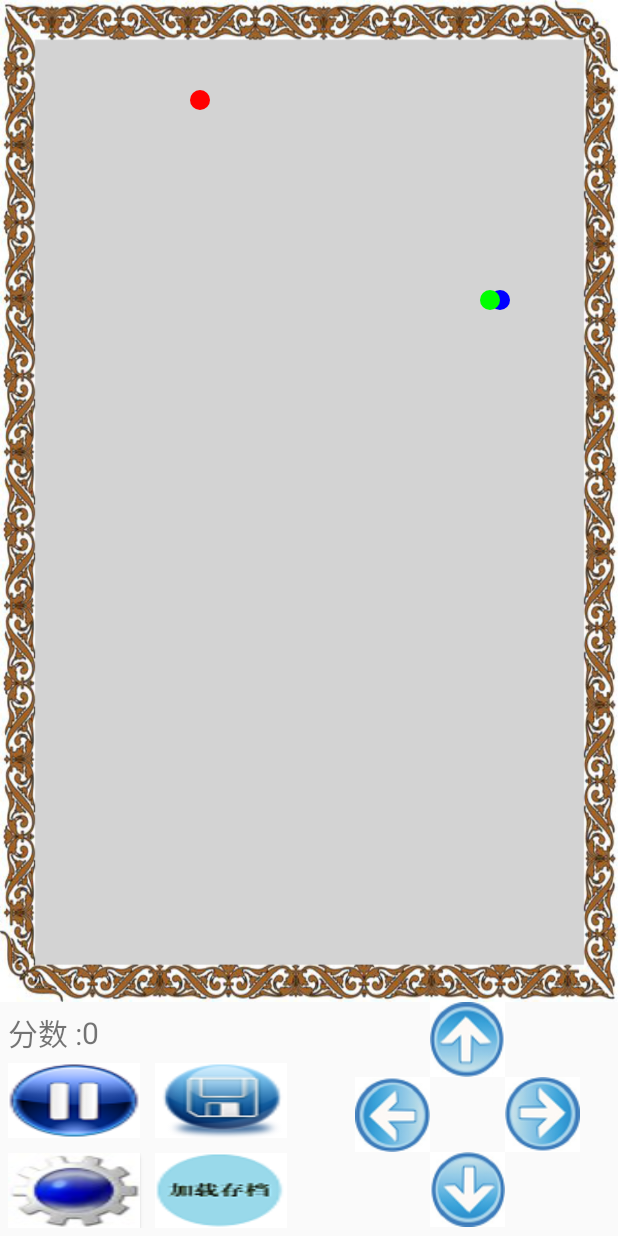
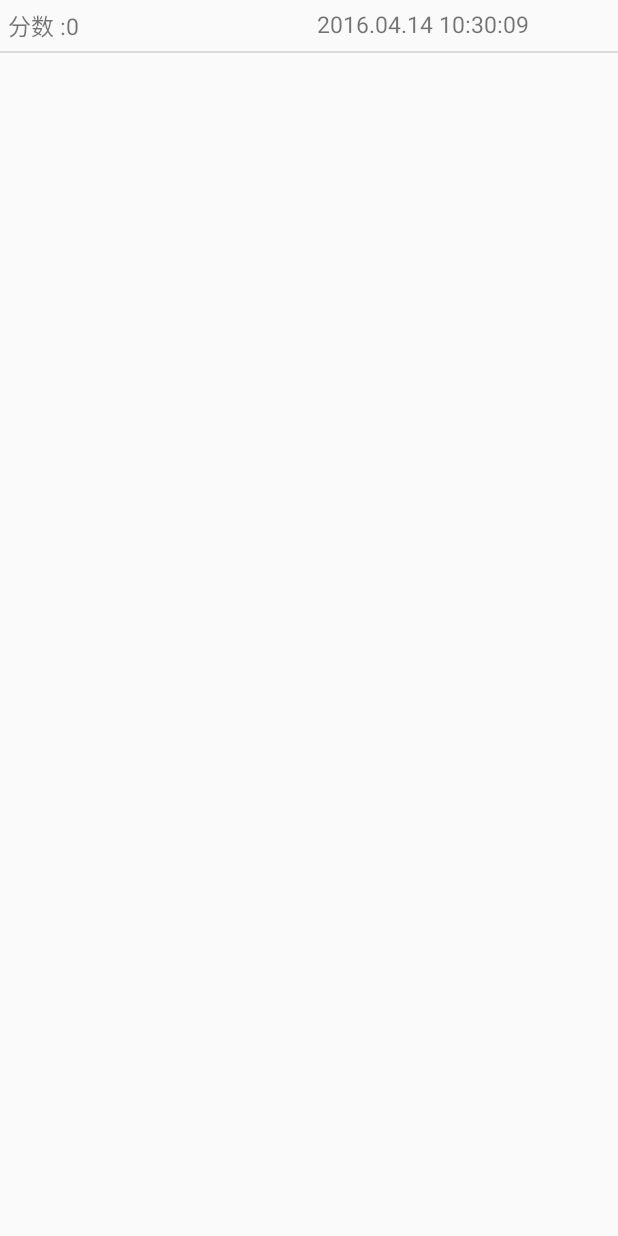
Before and after one commit to liangshui999/RetroSnaker, an Android app: the screen it shows after launch (MainActivity before the commit, ScoreRecordActivity after it), after a tap on an icon or button, on a phone screen of 412 x 824 dp. Run offline under Robolectric (Android 15) with nearby library versions, the phone set to English and light mode, and no system bars; our stand-ins replace ButterKnife; 2 other taps on this screen came first.

Commit message:
存档功能做完

```diff
--- a/app/src/main/AndroidManifest.xml
+++ b/app/src/main/AndroidManifest.xml
@@ -20,6 +20,7 @@
             </intent-filter>
         </activity>
         <activity android:name="com.example.asus_cp.activity.ConfigActivity"/>
+        <activity android:name=".ScoreRecordActivity"/>
     </application>
 
 </manifest>
--- /dev/null
+++ b/app/src/main/java/com/example/asus_cp/activity/ScoreRecordActivity.java
@@ -0,0 +1,46 @@
+package com.example.asus_cp.activity;
+
+import android.app.ListActivity;
+import android.content.Intent;
+import android.os.Bundle;
+import android.view.View;
+import android.widget.AdapterView;
+import android.widget.ListView;
+
+import com.example.asus_cp.adapter.RecordAdapter;
+import com.example.asus_cp.model.ScoreRecord;
+import com.example.asus_cp.service.RecordService;
+
+import java.util.List;
+
+/**
+ * Created by asus-cp on 2016-04-14.
+ */
+public class ScoreRecordActivity extends ListActivity {
+    private RecordService recordService;
+    private List<ScoreRecord>records;
+    private RecordAdapter adapter;
+    private ListView listView;
+
+    //position的key
+    public static final String TIME_KEY ="positionKey";
+    @Override
+    protected void onCreate(Bundle savedInstanceState) {
+        super.onCreate(savedInstanceState);
+        listView=getListView();
+        recordService=new RecordService();
+        records=recordService.queryAllRecords();
+        adapter=new RecordAdapter(this,records);
+        setListAdapter(adapter);
+        listView.setOnItemClickListener(new AdapterView.OnItemClickListener() {
+            @Override
+            public void onItemClick(AdapterView<?> parent, View view, int position, long id) {
+                Intent intent=new Intent();
+                intent.putExtra(TIME_KEY,records.get(position).getTime());
+                setResult(RESULT_OK, intent);//返回数据给上一个活动
+                finish();
+            }
+        });
+    }
+
+}
--- /dev/null
+++ b/app/src/main/java/com/example/asus_cp/adapter/RecordAdapter.java
@@ -0,0 +1,68 @@
+package com.example.asus_cp.adapter;
+
+import android.content.Context;
+import android.view.LayoutInflater;
+import android.view.View;
+import android.view.ViewGroup;
+import android.widget.BaseAdapter;
+import android.widget.TextView;
+
+import com.example.asus_cp.activity.R;
+import com.example.asus_cp.model.ScoreRecord;
+
+import java.util.List;
+
+/**
+ * Created by asus-cp on 2016-04-14.
+ */
+public class RecordAdapter extends BaseAdapter {
+    private Context context;
+    private LayoutInflater inflater;
+    private List<ScoreRecord>records;
+
+    public RecordAdapter(Context context,List<ScoreRecord> records) {
+        this.context = context;
+        inflater=LayoutInflater.from(context);
+        this.records = records;
+    }
+
+    public RecordAdapter(){}
+    @Override
+    public int getCount() {
+        return records.size();
+    }
+
+    @Override
+    public Object getItem(int position) {
+        return records.get(position);
+    }
+
+    @Override
+    public long getItemId(int position) {
+        return position;
+    }
+
+    @Override
+    public View getView(int position, View convertView, ViewGroup parent) {
+        View view=convertView;
+        ViewHolder viewHolder=null;
+        if(view==null){
+            view=inflater.inflate(R.layout.record_item_layout,null);
+            viewHolder=new ViewHolder();
+            viewHolder.scoreTextView= (TextView) view.findViewById(R.id.text_item_score);
+            viewHolder.dateTextView= (TextView) view.findViewById(R.id.text_item_date);
+            view.setTag(viewHolder);
+        }else{
+            viewHolder= (ViewHolder) view.getTag();
+        }
+        viewHolder.scoreTextView.setText(records.get(position).getScore()+"");
+        viewHolder.dateTextView.setText(records.get(position).getDate());
+        return view;
+    }
+
+    class ViewHolder {
+        private TextView scoreTextView;
+        private TextView dateTextView;
+    }
+
+}
--- a/app/src/main/java/com/example/asus_cp/db/DBConstant.java
+++ b/app/src/main/java/com/example/asus_cp/db/DBConstant.java
@@ -15,31 +15,31 @@ public interface DBConstant {
                 "id integer primary key autoincrement," +
                 "time integer not null," +
                 "category text not null," +
-                "xvalue integer," +
-                "yvalue integer," +
-                "oritation integer" +
+                "x integer," +
+                "y integer," +
+                "fx integer" +
                 ")";
         //contentvalue的键值
         public static final String TIME="time";
         public static final String CATEGORY="category";
-        public static final String X="xvalue";
-        public static final String Y="yvalue";
-        public static final String ORITATION="oritation";
+        public static final String X="x";
+        public static final String Y="y";
+        public static final String ORITATION="fx";
 
         //记录表的名称
         public static final String RECORD_TABLE_NAME="record";
 
 
         //查询蛇头语句
-        public static final String SELECT_SNAKE_HEAD="select xvalue yvalue oritation from record where category=snakeHead " +
+        public static final String SELECT_SNAKE_HEAD="select * from record where category=\"snakeHead\" " +
                 "and time=?";
 
         //查询蛇身的语句
-        public static final String SELECT_SNAKE_BODY="select xvalue yvalue from record where category=snakeBody " +
+        public static final String SELECT_SNAKE_BODY="select * from record where category=\"snakeBody\" " +
                 "and time=?";
 
         //查询食物的语句
-        public static final String SELCET_FOOD="select xvalue yvalue from record where category=food and time=?";
+        public static final String SELCET_FOOD="select * from record where category=\"food\" and time=?";
 
     }
 
@@ -54,16 +54,25 @@ public interface DBConstant {
         public static final String CREATE_SCORE_TABLE="create table if not exists scoreTable(" +
                 "id integer primary key autoincrement," +
                 "time integer not null unique," +
-                "score integer" +
+                "score integer," +
+                "date text not null" +
                 ")";
 
         //contentvalue的键值
         public static final String SCORE="score";
         public static final String MAX_TIME="maxTime";
+        public static final String DATE="date";
 
         //查询分数的语句
         public static final String SELECT_SCORE="select score from scoreTable where time=?";
+        //查询最新记录
         public static final String SELECT_MAX_TIME="select max(time) as maxTime from scoreTable";
+
+        //查询保存时间
+        public static final String SELECT_DATE="select date from scoreTable where time=?";
+
+        //查询所有的记录
+        public static final String SELECT_ALL_SCORE="select * from scoreTable";
     }
 
 }
--- /dev/null
+++ b/app/src/main/java/com/example/asus_cp/model/ScoreRecord.java
@@ -0,0 +1,42 @@
+package com.example.asus_cp.model;
+
+/**
+ * 分数记录的实体类
+ * Created by asus-cp on 2016-04-14.
+ */
+public class ScoreRecord {
+    private int time;//记录次数
+    private int score;//记录分数
+    private String date;//记录时间
+
+    public ScoreRecord(int time, int score, String date) {
+        this.time = time;
+        this.score = score;
+        this.date = date;
+    }
+    public ScoreRecord(){}
+
+    public int getTime() {
+        return time;
+    }
+
+    public void setTime(int time) {
+        this.time = time;
+    }
+
+    public int getScore() {
+        return score;
+    }
+
+    public void setScore(int score) {
+        this.score = score;
+    }
+
+    public String getDate() {
+        return date;
+    }
+
+    public void setDate(String date) {
+        this.date = date;
+    }
+}
--- a/app/src/main/java/com/example/asus_cp/service/RecordService.java
+++ b/app/src/main/java/com/example/asus_cp/service/RecordService.java
@@ -9,6 +9,7 @@ import android.util.Log;
 import com.example.asus_cp.db.DBConstant;
 import com.example.asus_cp.db.DBCreatHelper;
 import com.example.asus_cp.model.FoodPoint;
+import com.example.asus_cp.model.ScoreRecord;
 import com.example.asus_cp.model.SnakePoint;
 
 import java.util.ArrayList;
@@ -115,17 +116,19 @@ public class RecordService {
     }
 
     /**
-     * 向数据库中插入分数的数据
+     * 向数据库中插入分数和保存时间的数据
      * @param score 分数
      * @param time 记录次数
+     * @param date 保存时间
      */
-    public void insertScore(int time,int score){
+    public void insertScore(int time,int score,String date){
         SQLiteDatabase db=null;
         try{
             db=helper.getWritableDatabase();
             ContentValues contentValues=new ContentValues();
             contentValues.put(DBConstant.RecordTable.TIME,time);
             contentValues.put(DBConstant.Score.SCORE,score);
+            contentValues.put(DBConstant.Score.DATE,date);
             db.insert(DBConstant.Score.SCORE_TABLE_NAME,null,contentValues);
         }catch (SQLiteException e){
             Log.d(tag,e.toString());
@@ -212,7 +215,7 @@ public class RecordService {
      * @param time 记录次数
      */
     public FoodPoint queryFood(int time){
-        String sql=DBConstant.Score.SELECT_SCORE;
+        String sql=DBConstant.RecordTable.SELCET_FOOD;
         String[] args=new String[]{time+""};
         FoodPoint foodPoint= (FoodPoint) query(sql, args, new MyCursorHandler() {
             @Override
@@ -267,4 +270,46 @@ public class RecordService {
         return maxTime;
     }
 
+    /**
+     * 根据记录次数查询保存时间
+     */
+    public String queryDate(int time){
+        String sql=DBConstant.Score.SELECT_DATE;
+        String[] args=new String[]{time+""};
+        String date= (String) query(sql, args, new MyCursorHandler() {
+            @Override
+            public Object handleCursor(Cursor cursor) {
+                String date1=null;
+                if(cursor.moveToNext()){
+                    date1=cursor.getString(cursor.getColumnIndex(DBConstant.Score.DATE));
+                }
+                return date1;
+            }
+        });
+        return date;
+    }
+
+    /**
+     * 查询所有的分数记录对象
+     */
+    public List<ScoreRecord> queryAllRecords(){
+        String sql=DBConstant.Score.SELECT_ALL_SCORE;
+        List<ScoreRecord>records= (List<ScoreRecord>) query(sql, null, new MyCursorHandler() {
+            @Override
+            public Object handleCursor(Cursor cursor) {
+                List<ScoreRecord>scoreRecords=new ArrayList<ScoreRecord>();
+                ScoreRecord record=null;
+                while(cursor.moveToNext()){
+                    int time=cursor.getInt(cursor.getColumnIndex(DBConstant.RecordTable.TIME));
+                    int score=cursor.getInt(cursor.getColumnIndex(DBConstant.Score.SCORE));
+                    String date=cursor.getString(cursor.getColumnIndex(DBConstant.Score.DATE));
+                    record=new ScoreRecord(time,score,date);
+                    scoreRecords.add(record);
+                }
+                return scoreRecords;
+            }
+        });
+        return records;
+    }
+
 }
--- /dev/null
+++ b/app/src/main/res/layout/record_item_layout.xml
@@ -0,0 +1,42 @@
+<?xml version="1.0" encoding="utf-8"?>
+<LinearLayout xmlns:android="http://schemas.android.com/apk/res/android"
+    android:orientation="horizontal" android:layout_width="match_parent"
+    android:layout_height="match_parent">
+    <LinearLayout
+        android:layout_width="0dp"
+        android:layout_weight="1"
+        android:layout_height="wrap_content"
+        android:orientation="horizontal"
+        android:layout_margin="5dp">
+        <TextView
+            android:layout_width="wrap_content"
+            android:layout_height="wrap_content"
+            android:text="@string/score"
+            android:textSize="15sp"
+            />
+        <TextView
+            android:id="@+id/text_item_score"
+            android:layout_width="wrap_content"
+            android:layout_height="wrap_content"
+            android:text="@string/score_value"
+            android:textSize="15sp"
+            />
+
+    </LinearLayout>
+    <LinearLayout
+        android:layout_width="0dp"
+        android:layout_weight="1"
+        android:layout_height="wrap_content"
+        android:layout_margin="5dp">
+        <TextView
+            android:id="@+id/text_item_date"
+            android:layout_width="wrap_content"
+            android:layout_height="wrap_content"
+            android:text="@string/time"
+            android:layout_gravity="right"
+            android:textSize="15sp"/>
+    </LinearLayout>
+
+
+
+</LinearLayout>
--- a/app/src/main/res/values/strings.xml
+++ b/app/src/main/res/values/strings.xml
@@ -2,7 +2,7 @@
     <string name="app_name">贪吃蛇</string>
     <string name="action_settings">Settings</string>
     <string name="score">分数 :</string>
-    <string name="score_value">0</string>
+    <string name="score_value">10</string>
     <string name="pause_and_start">暂停/开始</string>
     <string name="set">设置(点击左边的按钮)</string>
     <string name="set_title">设 置</string>
@@ -10,5 +10,6 @@
     <string name="background_music">背景音乐:</string>
     <string name="sure">确定</string>
     <string name="cacel">取消</string>
+    <string name="time">2016.1.25 11:21:30</string>
 
 </resources>
```
Also changed, not shown: app/src/main/java/com/example/asus_cp/activity/MainActivity.java (+35 -6 lines).
